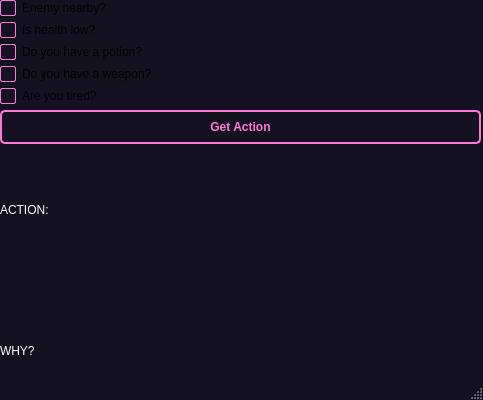
Above: mainwindow.ui from julianasj/dm_2 before the change. Below: the same form after it.
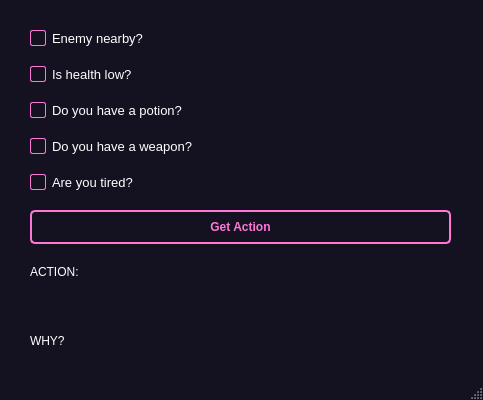
That is the form after the change.

What changed in the file:
```diff
--- a/mainwindow.ui
+++ b/mainwindow.ui
@@ -31,6 +31,10 @@
             background-color: #141221;
             color: white;
         }
+        QCheckBox {
+            color: white;
+            font-size: 13px;
+        }
         QLabel#lblResult, QLabel#lblReason{
             color: white;
         }
@@ -75,6 +79,11 @@
      </rect>
     </property>
     <layout class="QGridLayout" name="gridLayout">
+    <property name = "leftMargin"><number>30</number></property>
+    <property name = "rightMargin"><number>30</number></property>
+    <property name = "topMargin"><number>30</number></property>
+    <property name = "bottomMargin"><number>30</number></property>
+    <property name = "verticalSpacing"><number>20</number></property>
      <item row="1" column="0">
       <widget class="QCheckBox" name="checkHealth">
        <property name="text">
```
